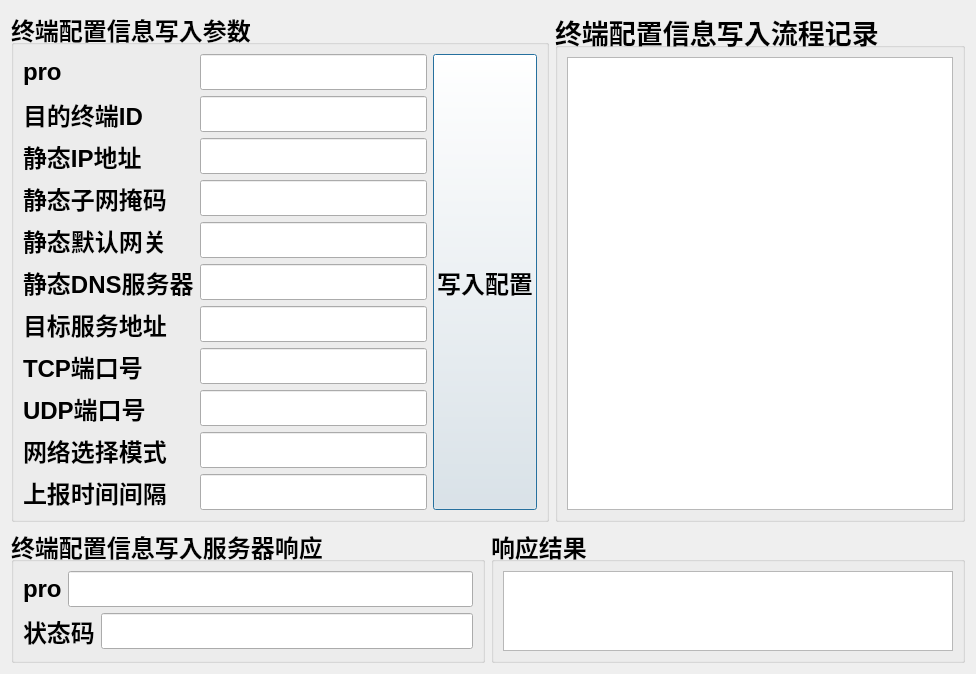
The window that writespecconfig.ui (guoshijiang/IspdNewCalibrator) describes before a commit, drawn with Qt 5.
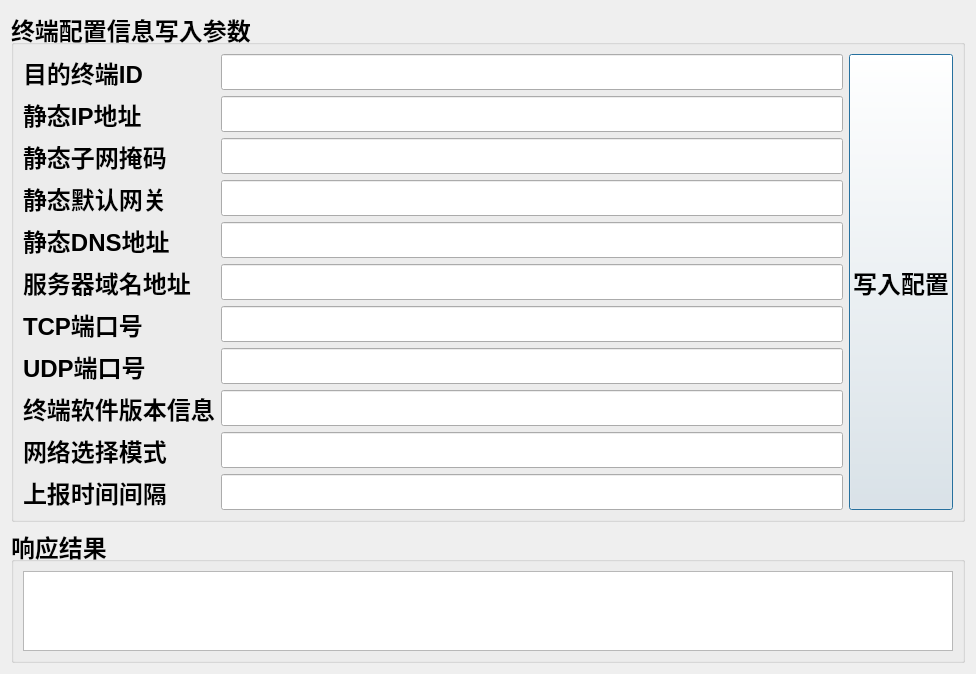
The same window after the commit.

```diff
--- a/writespecconfig.ui
+++ b/writespecconfig.ui
@@ -32,33 +32,23 @@
         <item>
          <layout class="QFormLayout" name="formLayout">
           <item row="0" column="0">
-           <widget class="QLabel" name="label">
-            <property name="text">
-             <string>pro</string>
-            </property>
-           </widget>
-          </item>
-          <item row="1" column="0">
            <widget class="QLabel" name="label_2">
             <property name="text">
              <string>目的终端ID</string>
             </property>
            </widget>
           </item>
-          <item row="2" column="0">
+          <item row="0" column="1">
+           <widget class="QLineEdit" name="lineEdit_req_mr_id"/>
+          </item>
+          <item row="1" column="0">
            <widget class="QLabel" name="label_3">
             <property name="text">
              <string>静态IP地址</string>
             </property>
            </widget>
           </item>
-          <item row="0" column="1">
-           <widget class="QLineEdit" name="lineEdit_req_pro"/>
-          </item>
           <item row="1" column="1">
-           <widget class="QLineEdit" name="lineEdit_req_mr_id"/>
-          </item>
-          <item row="2" column="1">
            <widget class="QLineEdit" name="lineEdit_req_jip">
             <property name="sizePolicy">
              <sizepolicy hsizetype="Expanding" vsizetype="Expanding">
@@ -68,48 +58,66 @@
             </property>
            </widget>
           </item>
-          <item row="3" column="0">
+          <item row="2" column="0">
            <widget class="QLabel" name="label_4">
             <property name="text">
              <string>静态子网掩码</string>
             </property>
            </widget>
           </item>
-          <item row="4" column="0">
+          <item row="2" column="1">
+           <widget class="QLineEdit" name="lineEdit_childnet_code"/>
+          </item>
+          <item row="3" column="0">
            <widget class="QLabel" name="label_5">
             <property name="text">
              <string>静态默认网关</string>
             </property>
            </widget>
           </item>
+          <item row="3" column="1">
+           <widget class="QLineEdit" name="lineEdit_req_gateway"/>
+          </item>
+          <item row="4" column="0">
+           <widget class="QLabel" name="label">
+            <property name="text">
+             <string>静态DNS地址</string>
+            </property>
+           </widget>
+          </item>
+          <item row="4" column="1">
+           <widget class="QLineEdit" name="lineEdit_dns"/>
+          </item>
           <item row="5" column="0">
            <widget class="QLabel" name="label_6">
             <property name="text">
-             <string>静态DNS服务器</string>
+             <string>服务器域名地址</string>
             </property>
            </widget>
           </item>
+          <item row="5" column="1">
+           <widget class="QLineEdit" name="lineEdit_sever_yuming"/>
+          </item>
           <item row="6" column="0">
-           <widget class="QLabel" name="label_7">
-            <property name="text">
-             <string>目标服务地址</string>
-            </property>
-           </widget>
-          </item>
-          <item row="7" column="0">
            <widget class="QLabel" name="label_8">
             <property name="text">
              <string>TCP端口号</string>
             </property>
            </widget>
           </item>
-          <item row="8" column="0">
+          <item row="6" column="1">
+           <widget class="QLineEdit" name="lineEdit_req_tp"/>
+          </item>
+          <item row="7" column="0">
            <widget class="QLabel" name="label_9">
             <property name="text">
              <string>UDP端口号</string>
             </property>
            </widget>
           </item>
+          <item row="7" column="1">
+           <widget class="QLineEdit" name="lineEdit_req_up"/>
+          </item>
           <item row="9" column="0">
            <widget class="QLabel" name="label_10">
             <property name="text">
@@ -117,24 +125,6 @@
             </property>
            </widget>
           </item>
-          <item row="3" column="1">
-           <widget class="QLineEdit" name="lineEdit_childnet_code"/>
-          </item>
-          <item row="4" column="1">
-           <widget class="QLineEdit" name="lineEdit_req_gateway"/>
-          </item>
-          <item row="5" column="1">
-           <widget class="QLineEdit" name="lineEdit_dns_ip"/>
-          </item>
-          <item row="6" column="1">
-           <widget class="QLineEdit" name="lineEdit_req_svr_ip"/>
-          </item>
-          <item row="7" column="1">
-           <widget class="QLineEdit" name="lineEdit_req_tp"/>
-          </item>
-          <item row="8" column="1">
-           <widget class="QLineEdit" name="lineEdit_req_up"/>
-          </item>
           <item row="9" column="1">
            <widget class="QLineEdit" name="lineEdit_network_select"/>
           </item>
@@ -148,6 +138,16 @@
           <item row="10" column="1">
            <widget class="QLineEdit" name="lineEdit_req_time"/>
           </item>
+          <item row="8" column="0">
+           <widget class="QLabel" name="label_7">
+            <property name="text">
+             <string>终端软件版本信息</string>
+            </property>
+           </widget>
+          </item>
+          <item row="8" column="1">
+           <widget class="QLineEdit" name="lineEdit_version"/>
+          </item>
          </layout>
         </item>
         <item>
@@ -166,81 +166,10 @@
        </layout>
       </widget>
      </item>
-     <item>
-      <widget class="QGroupBox" name="groupBox_4">
-       <property name="font">
-        <font>
-         <pointsize>20</pointsize>
-         <weight>75</weight>
-         <bold>true</bold>
-        </font>
-       </property>
-       <property name="title">
-        <string>终端配置信息写入流程记录</string>
-       </property>
-       <layout class="QVBoxLayout" name="verticalLayout_3">
-        <item>
-         <widget class="QTextEdit" name="textEdit">
-          <property name="font">
-           <font>
-            <pointsize>12</pointsize>
-            <weight>50</weight>
-            <bold>false</bold>
-           </font>
-          </property>
-         </widget>
-        </item>
-       </layout>
-      </widget>
-     </item>
     </layout>
    </item>
    <item>
     <layout class="QHBoxLayout" name="horizontalLayout">
-     <item>
-      <widget class="QGroupBox" name="groupBox_2">
-       <property name="font">
-        <font>
-         <pointsize>18</pointsize>
-         <weight>75</weight>
-         <bold>true</bold>
-        </font>
-       </property>
-       <property name="title">
-        <string>终端配置信息写入服务器响应</string>
-       </property>
-       <layout class="QVBoxLayout" name="verticalLayout_2">
-        <item>
-         <layout class="QHBoxLayout" name="horizontalLayout_4">
-          <item>
-           <widget class="QLabel" name="label_12">
-            <property name="text">
-             <string>pro</string>
-            </property>
-           </widget>
-          </item>
-          <item>
-           <widget class="QLineEdit" name="lineEdit_rep_pro"/>
-          </item>
-         </layout>
-        </item>
-        <item>
-         <layout class="QHBoxLayout" name="horizontalLayout_6">
-          <item>
-           <widget class="QLabel" name="label_13">
-            <property name="text">
-             <string>状态码</string>
-            </property>
-           </widget>
-          </item>
-          <item>
-           <widget class="QLineEdit" name="lineEdit_rep_ec"/>
-          </item>
-         </layout>
-        </item>
-       </layout>
-      </widget>
-     </item>
      <item>
       <widget class="QGroupBox" name="groupBox_3">
        <property name="font">
```
